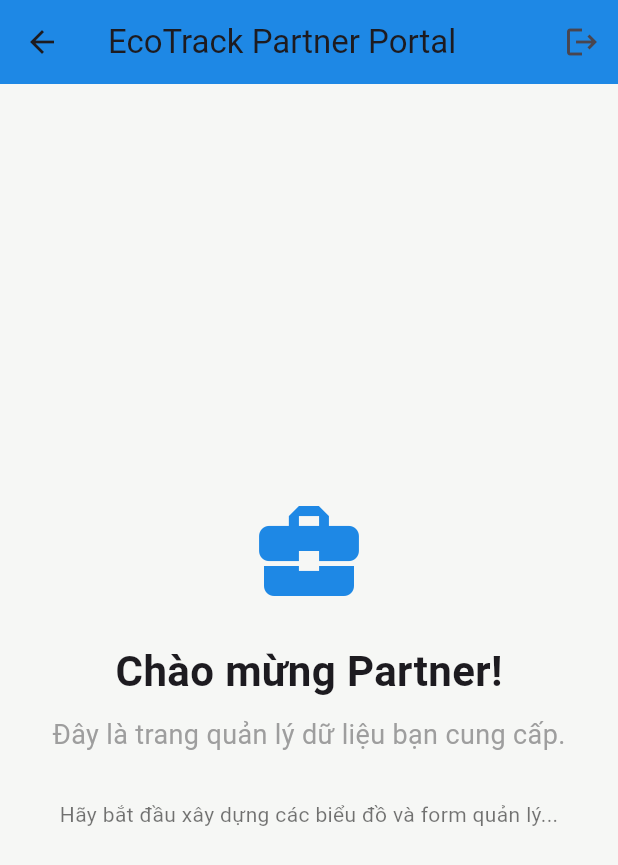
After one commit to Danghoang2004/Capstone_1_ecotrack_full, a Flutter app: the PartnerDashboardScreen screen opened directly, on a phone screen of 412 x 824 dp. The commit adds this screen. Shown: the top 865 px of the screen. Run offline on Flutter 3.47's test engine with Material 3 defaults, Android fonts, the light colour scheme and no system bars; our stand-ins replace dotted_border, flutter_map, flutter_secure_storage, flutter_svg, image_picker, latlong2 and 2 more; accounts and stored records are empty; Roboto replaces fonts that are missing (Arial).

Commit message:
update login admin và partner

```diff
--- a/Front_end/frontend_ecotrack/lib/main_admin.dart
+++ b/Front_end/frontend_ecotrack/lib/main_admin.dart
@@ -1,7 +1,8 @@
 import 'package:flutter/material.dart';
 import 'package:frontend_ecotrack/core/services/auth_service.dart';
-import 'package:frontend_ecotrack/presentation/admin_web/auth_admin/AdminLoginScreen.dart';
-import 'package:frontend_ecotrack/presentation/admin_web/dashboard_admin/AdminDashboardScreen.dart';
+import 'package:frontend_ecotrack/presentation/admin_partner_web/auth_admin/AdminLoginScreen.dart';
+import 'package:frontend_ecotrack/presentation/admin_partner_web/dashboard_admin/AdminDashboardScreen.dart';
+import 'package:frontend_ecotrack/presentation/admin_partner_web/dashboard_partner/partner_dashboard_screen.dart';
 
 void main() {
   // Đảm bảo rằng ứng dụng này được chạy riêng cho Web
@@ -24,9 +25,10 @@ class AdminApp extends StatelessWidget {
       // Bắt đầu từ màn hình chờ để kiểm tra token và vai trò
       home: const AdminSplashScreen(),
       routes: {
-        // CHỈ CÓ CÁC ROUTES CỦA ADMIN
+        // CHỈ CÓ CÁC ROUTES CỦA ADMIN và parter
         '/admin_login': (context) => const AdminLoginScreen(),
         '/admin_dashboard': (context) => const AdminDashboardScreen(),
+        '/partner_dashboard': (context) => const PartnerDashboardScreen(),
       },
       // Định nghĩa route mặc định
       onGenerateRoute: (settings) {
@@ -60,26 +62,32 @@ class _AdminSplashScreenState extends State<AdminSplashScreen> {
   }
 
   Future<void> _checkAuthStatus() async {
-    // Độ trễ nhẹ để trải nghiệm tốt hơn
     await Future.delayed(const Duration(milliseconds: 500));
 
     final token = await _authService.getToken();
 
     if (token != null) {
       final isAdmin = await _authService.isAdmin();
+      final isPartner = await _authService.isPartner(); // KIỂM TRA ROLE PARTNER
 
       if (isAdmin) {
-        // Có token và là Admin -> Dashboard
         if (mounted)
           Navigator.pushReplacementNamed(context, '/admin_dashboard');
         return;
-      } else {
-        // Có token nhưng không phải Admin -> Bắt buộc đăng xuất
-        await _authService.logout();
       }
+
+      if (isPartner) {
+        // KIỂM TRA PARTNER SAU ADMIN
+        if (mounted)
+          Navigator.pushReplacementNamed(context, '/partner_dashboard');
+        return;
+      }
+
+      // Nếu có token nhưng không phải Admin và cũng không phải Partner (có thể là User), thì đăng xuất
+      await _authService.logout();
     }
 
-    // Không có token hoặc không phải Admin -> Login Admin
+    // Nếu không có token hoặc không có quyền phù hợp, chuyển đến Login
     if (mounted) Navigator.pushReplacementNamed(context, '/admin_login');
   }
 
--- a/Front_end/frontend_ecotrack/lib/presentation/admin_web/auth_admin/AdminLoginScreen.dart
+++ b/Front_end/frontend_ecotrack/lib/presentation/admin_partner_web/auth_admin/AdminLoginScreen.dart
@@ -36,13 +36,23 @@ class _AdminLoginScreenState extends State<AdminLoginScreen> {
     setState(() => _loading = false);
 
     if (result['success'] == true) {
+      // BƯỚC QUAN TRỌNG: Kiểm tra và phân quyền
       final isAdmin = await _authService.isAdmin();
+      final isPartner = await _authService.isPartner(); // KIỂM TRA ROLE PARTNER
 
       if (isAdmin) {
+        // 1. Nếu là Admin: điều hướng đến Admin Dashboard
         Navigator.pushReplacementNamed(context, '/admin_dashboard');
+      } else if (isPartner) {
+        // 2. Nếu là Partner: điều hướng đến Partner Dashboard
+        Navigator.pushReplacementNamed(context, '/partner_dashboard');
       } else {
+        // 3. Nếu đăng nhập thành công nhưng không có quyền phù hợp (Admin/Partner)
         await _authService.logout();
-        setState(() => _error = 'Bạn không có quyền truy cập trang quản trị.');
+        setState(
+          () =>
+              _error = 'Tài khoản không có quyền truy cập cổng thông tin này.',
+        );
       }
     } else {
       setState(() {
--- /dev/null
+++ b/Front_end/frontend_ecotrack/lib/presentation/admin_partner_web/dashboard_partner/partner_dashboard_screen.dart
@@ -0,0 +1,57 @@
+import 'package:flutter/material.dart';
+import 'package:frontend_ecotrack/core/services/auth_service.dart';
+
+class PartnerDashboardScreen extends StatelessWidget {
+  const PartnerDashboardScreen({super.key});
+
+  @override
+  Widget build(BuildContext context) {
+    final AuthService authService = AuthService();
+
+    return Scaffold(
+      appBar: AppBar(
+        backgroundColor: const Color(0xFF1E88E5), // Màu xanh dương cho Partner
+        title: const Text('EcoTrack Partner Portal'),
+        actions: [
+          IconButton(
+            icon: const Icon(Icons.logout),
+            onPressed: () async {
+              await authService.logout();
+              // Quay về trang đăng nhập chung
+              if (context.mounted) {
+                Navigator.pushNamedAndRemoveUntil(
+                  context,
+                  '/admin_login',
+                  (route) => false,
+                );
+              }
+            },
+          ),
+        ],
+      ),
+      body: const Center(
+        child: Column(
+          mainAxisAlignment: MainAxisAlignment.center,
+          children: [
+            Icon(Icons.business_center, size: 80, color: Color(0xFF1E88E5)),
+            SizedBox(height: 20),
+            Text(
+              "Chào mừng Partner!",
+              style: TextStyle(fontSize: 28, fontWeight: FontWeight.bold),
+            ),
+            SizedBox(height: 10),
+            Text(
+              "Đây là trang quản lý dữ liệu bạn cung cấp.",
+              style: TextStyle(fontSize: 18, color: Colors.grey),
+            ),
+            SizedBox(height: 30),
+            Text(
+              "Hãy bắt đầu xây dựng các biểu đồ và form quản lý...",
+              style: TextStyle(color: Colors.black54),
+            ),
+          ],
+        ),
+      ),
+    );
+  }
+}
```
Also changed, not shown: Front_end/frontend_ecotrack/lib/core/services/auth_service.dart (+15 -0 lines), Front_end/frontend_ecotrack/lib/presentation/admin_partner_web/dashboard_admin/AdminDashboardScreen.dart (renamed from Front_end/frontend_ecotrack/lib/presentation/admin_web/dashboard_admin/AdminDashboardScreen.dart), 1 other file.
